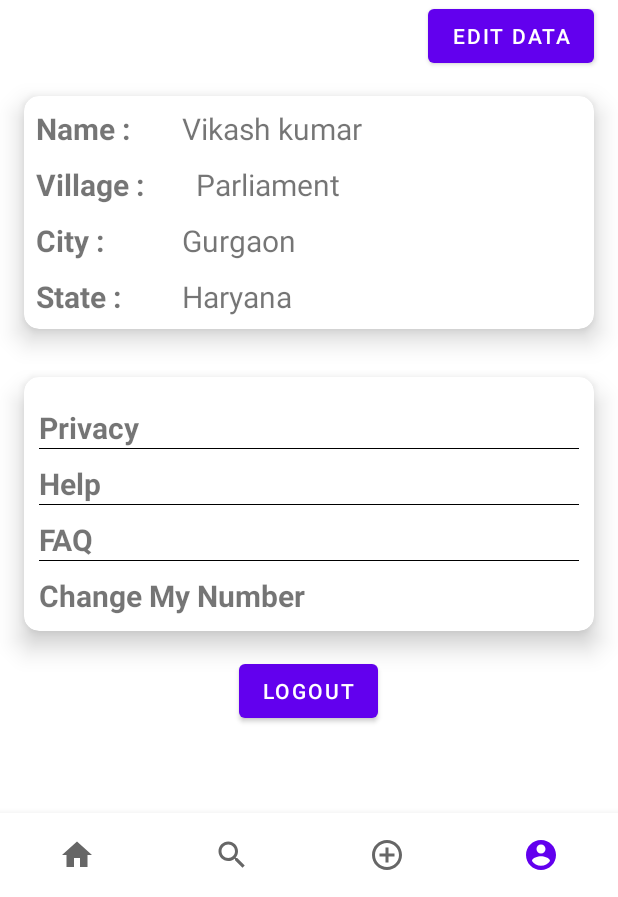
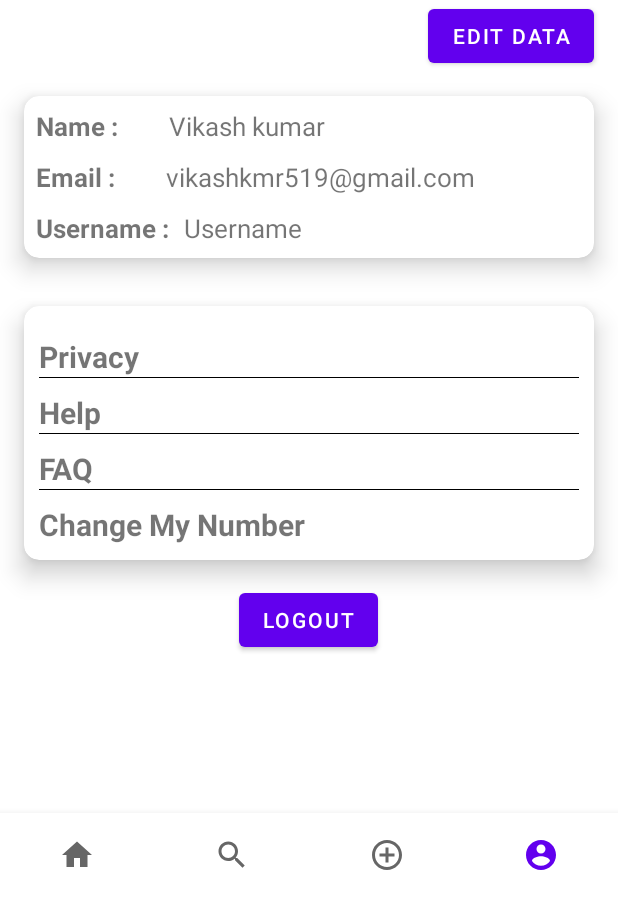
Before and after one commit to vikashkmr519/Bhoomi, an Android app: the screen it shows after launch once a user with an empty profile is signed in (MainActivity), item 4 of the bottom bar chosen, on a phone screen of 412 x 824 dp, the part 339-1236 px from its top. Run offline under Robolectric (Android 15) with nearby library versions, the phone set to English and light mode, and no system bars; our stand-ins replace CircleImageView, Firebase (no records; nobody signed in at launch, a user with empty details on screens opened directly), Picasso.

Commit message:
getting post recyclerview

```diff
--- a/app/src/main/java/com/example/bhoomi/Data/Posts.kt
+++ b/app/src/main/java/com/example/bhoomi/Data/Posts.kt
@@ -8,5 +8,8 @@ data class Posts(
         val username : String?= null,
         val image : String? = null,
         val timestamp: Timestamp?= null,
-        val likesCount :  Number?= null
+        val likesCount :  Number?= null,
+        val profileImage: String? = null,
+        val isLiked : Boolean? = null,
+        val isSaved : Boolean? = null
         )
--- a/app/src/main/java/com/example/bhoomi/Fragments/AccountFragment.kt
+++ b/app/src/main/java/com/example/bhoomi/Fragments/AccountFragment.kt
@@ -3,16 +3,22 @@ package com.example.bhoomi.Fragments
 import android.app.Activity.RESULT_OK
 import android.content.Intent
 import android.net.Uri
+import android.nfc.Tag
 import android.os.Bundle
 import android.provider.MediaStore
+import android.util.Log
 import androidx.fragment.app.Fragment
 import android.view.LayoutInflater
 import android.view.View
 import android.view.ViewGroup
 import android.widget.Button
+import android.widget.Toast
 import com.example.bhoomi.LoginLogout.LoginActivity
 import com.example.bhoomi.R
 import com.google.firebase.auth.FirebaseAuth
+import com.google.firebase.firestore.FirebaseFirestore
+import com.google.firebase.storage.FirebaseStorage
+import com.squareup.picasso.Picasso
 import kotlinx.android.synthetic.main.fragment_account.*
 import kotlinx.android.synthetic.main.fragment_account.view.*
 
@@ -20,6 +26,7 @@ import kotlinx.android.synthetic.main.fragment_account.view.*
 // the fragment initialization parameters, e.g. ARG_ITEM_NUMBER
 private const val ARG_PARAM1 = "param1"
 private const val ARG_PARAM2 = "param2"
+
 
 /**
  * A simple [Fragment] subclass.
@@ -33,6 +40,11 @@ class AccountFragment : Fragment() {
     private lateinit var auth : FirebaseAuth
     val pickImage =100
     private var imageUri: Uri? = null
+    val TAG = "AccountFragment"
+    val firestore = FirebaseFirestore.getInstance()
+    val db = FirebaseAuth.getInstance()
+    val firebaseStorage = FirebaseStorage.getInstance()
+
 
 
     override fun onCreate(savedInstanceState: Bundle?) {
@@ -48,20 +60,46 @@ class AccountFragment : Fragment() {
         // Inflate the layout for this fragment
         val view =inflater.inflate(R.layout.fragment_account, container, false)
         auth = FirebaseAuth.getInstance()
+        showProfileViewOnFragmentStart(view)
         setProfileImage(view)
+        getProfileData(view)
         logout(view);
 
 
         return view
     }
 
+    private fun getProfileData(view: View?) {
+        firestore.collection("users").get().addOnSuccessListener { documents ->
+            for(doc in documents ){
+                view?.fullName?.text = doc.get("fullName").toString()
+                view?.emailAddress?.text = doc.get("emailAddress").toString()
+                view?.username?.text = doc.get("userName").toString()
+            }
+        }.addOnFailureListener{
+            Toast.makeText(context,"Error Occured",Toast.LENGTH_LONG).show()
+            Log.d(TAG,"Error Occured While fetching details : ${it.message}")
+        }
+
+    }
+
+    private fun showProfileViewOnFragmentStart(view : View) {
+        firebaseStorage.getReference().child("profileImages/${db.uid}/profileImage.jpg").downloadUrl.addOnSuccessListener {
+            Picasso.with(context).load(it.toString()).into(view?.AccountProfileImage)
+        }
+
+    }
+
     private fun setProfileImage(view: View) {
 
-            view.profile_image.setOnClickListener(View.OnClickListener {
+            view.AccountProfileImage.setOnClickListener(View.OnClickListener {
                 val gallery = Intent(Intent.ACTION_PICK, MediaStore.Images.Media.INTERNAL_CONTENT_URI)
                 startActivityForResult(gallery,pickImage)
             })
+
     }
+
+
 
 
 
@@ -73,13 +111,32 @@ class AccountFragment : Fragment() {
             startActivity(intent)
 
 
+
         }
     }
     override fun onActivityResult(requestCode: Int, resultCode: Int, data: Intent?) {
         super.onActivityResult(requestCode, resultCode, data)
-        if (resultCode == RESULT_OK && requestCode == pickImage) {
+        if (resultCode == RESULT_OK && requestCode == pickImage && data!=null) {
             imageUri = data?.data
-            profile_image.setImageURI(imageUri)
+            view?.AccountProfileImage?.setImageURI(imageUri)
+            uploadProfileImage()
+
+        }
+    }
+
+    private fun uploadProfileImage() {
+        if(imageUri != null){
+            var imageRef = FirebaseStorage.getInstance().reference.child("profileImages/${db.uid}/profileImage.jpg")
+            imageRef.putFile(imageUri!!)
+                    .addOnSuccessListener {
+                        Toast.makeText(context,"Profile Image Uploaded",Toast.LENGTH_LONG).show()
+                        Log.d(TAG,"File Uploaded")
+                    }
+                    .addOnFailureListener{
+                        Log.d(TAG,"Error in profile Image upload form Account fragment : ${
+                            it.message
+                        }")
+                    }
         }
     }
 
--- a/app/src/main/java/com/example/bhoomi/Fragments/HomeFragment.kt
+++ b/app/src/main/java/com/example/bhoomi/Fragments/HomeFragment.kt
@@ -11,10 +11,13 @@ import androidx.recyclerview.widget.RecyclerView
 import com.example.bhoomi.Adapters.PostAdapter
 import com.example.bhoomi.Data.Posts
 import com.example.bhoomi.R
+import com.google.firebase.auth.FirebaseAuth
 import com.google.firebase.firestore.FirebaseFirestore
+import com.google.firebase.storage.FirebaseStorage
 import com.squareup.picasso.Picasso
 import kotlinx.android.synthetic.main.fragment_home.*
 import kotlinx.android.synthetic.main.fragment_home.view.*
+import java.sql.Timestamp
 
 // TODO: Rename parameter arguments, choose names that match
 // the fragment initialization parameters, e.g. ARG_ITEM_NUMBER
@@ -36,6 +39,8 @@ class HomeFragment : Fragment() {
     private lateinit var adapter :PostAdapter
     var firestore = FirebaseFirestore.getInstance()
     val TAG = "HOMEFRAGMENT"
+    var auth = FirebaseAuth.getInstance()
+    var firebaseStorage = FirebaseStorage.getInstance()
 
     override fun onCreate(savedInstanceState: Bundle?) {
         super.onCreate(savedInstanceState)
@@ -50,43 +55,57 @@ class HomeFragment : Fragment() {
         // Inflate the layout for this fragment
         rootView =inflater.inflate(R.layout.fragment_home, container, false)
 
-        //initializeRecyclerView()
-        getfromFirestore()
+        initializeRecyclerView()
 
         return rootView
     }
 
     private fun getfromFirestore() {
+
+        // please dry run this , here is error
+
         firestore.collection("posts").get()
                 .addOnSuccessListener { document ->
                     if(document != null){
                         for(doc in document){
-                        val post = doc.data
-                        rootView.username.text = post.get("image").toString()
-                        Picasso.with(context).load(post.get("image").toString()).into(rootView.postImg)
+                            val docItems = doc.data
+                            var username =""
+                            firestore.collection("users").document(auth.uid.toString()).get().addOnSuccessListener {
+                                if(it.exists()){
+                                    username = it.get("userName").toString()
                                 }
                             }
+                            var profileImage = ""
+                            firebaseStorage.getReference().child("profileImages/${auth.uid}/profileImage.jpg").downloadUrl.addOnSuccessListener {
+                                if(it!=null){
+                                    profileImage = it.toString()
+                                }
+                            }
+                            var post = Posts(null,docItems.get("username").toString(),docItems.get("image").toString(), Timestamp(System.currentTimeMillis()),
+                                    0,profileImage)
+                            list.add(post)
+
+                        }
+
+                    }
+
                 }
                 .addOnFailureListener{
                     Log.d(TAG,"Error occured : ${it.message}")
                 }
     }
 
-//    private fun initializeRecyclerView() {
-//        recyclerView = rootView.findViewById(R.id.postsRecyclerView)
-//        fillthelist()
-//        adapter = PostAdapter(list)
-//
-//        recyclerView.layoutManager = LinearLayoutManager(activity)
-//        recyclerView.adapter = adapter
-//
-//    }
+    private fun initializeRecyclerView() {
+        recyclerView = rootView.findViewById(R.id.postsRecyclerView)
+        getfromFirestore()
+        adapter = PostAdapter(list)
 
-    private fun fillthelist() {
+        recyclerView.layoutManager = LinearLayoutManager(activity)
+        recyclerView.adapter = adapter
+
+    }
 
 
-
-    }
 
     companion object {
         /**
--- a/app/src/main/java/com/example/bhoomi/LoginLogout/SignUpActivity.kt
+++ b/app/src/main/java/com/example/bhoomi/LoginLogout/SignUpActivity.kt
@@ -67,7 +67,7 @@ class SignUpActivity : AppCompatActivity()  {
                     // Sign in success, update UI with the signed-in user's information
                     Log.d(TAG, "createUserWithEmail:success")
                     val user = auth.currentUser
-                    firestore.collection("users").add(User(fullname,username,email,password))
+                    firestore.collection("users").document(auth.uid.toString()).set(User(fullname,username,email,password))
                     val intent = Intent(this,MainActivity::class.java)
                     startActivity(intent)
 
--- a/app/src/main/res/layout/fragment_account.xml
+++ b/app/src/main/res/layout/fragment_account.xml
@@ -13,7 +13,7 @@
         android:layout_height="match_parent">
         <de.hdodenhof.circleimageview.CircleImageView
             xmlns:app="http://schemas.android.com/apk/res-auto"
-            android:id="@+id/profile_image"
+            android:id="@+id/AccountProfileImage"
             android:layout_width="150dp"
             android:layout_height="150dp"
             android:layout_centerHorizontal="true"
@@ -23,7 +23,7 @@
             app:civ_border_color="@color/black"/>
         <Button
             android:id="@+id/editBtn"
-            android:layout_below="@id/profile_image"
+            android:layout_below="@id/AccountProfileImage"
             android:text="Edit data"
             android:layout_alignParentEnd="true"
             android:layout_marginEnd="16dp"
@@ -45,76 +45,58 @@
                     android:id="@+id/tvname"
                     android:text="Name : "
                     android:textStyle="bold"
-                    android:textSize="20dp"
+                    android:textSize="17dp"
                     android:layout_width="wrap_content"
                     android:layout_height="wrap_content"/>
                 <TextView
-                    android:id="@+id/name"
+                    android:id="@+id/fullName"
                     android:layout_marginStart="30dp"
                     android:text="Vikash kumar"
-                    android:textSize="20dp"
+                    android:textSize="17dp"
                     android:layout_toRightOf="@id/tvname"
                     android:layout_width="wrap_content"
                     android:layout_height="wrap_content"/>
                 <TextView
                     android:layout_marginTop="10dp"
-                    android:id="@+id/tvvillage"
-                    android:text="Village : "
+                    android:id="@+id/tvemail"
+                    android:text="Email : "
                     android:layout_below="@id/tvname"
                     android:textStyle="bold"
-                    android:textSize="20dp"
+                    android:textSize="17dp"
                     android:layout_width="wrap_content"
                     android:layout_height="wrap_content"/>
                 <TextView
-                    android:id="@+id/village"
+                    android:id="@+id/emailAddress"
                     android:layout_marginTop="10dp"
                     android:layout_below="@id/tvname"
                     android:layout_marginStart="30dp"
-                    android:text="Parliament"
-                    android:textSize="20dp"
-                    android:layout_toRightOf="@id/tvvillage"
+                    android:text="vikashkmr519@gmail.com"
+                    android:textSize="17dp"
+                    android:layout_toRightOf="@id/tvemail"
                     android:layout_width="wrap_content"
                     android:layout_height="wrap_content"/>
                 <TextView
-                    android:id="@+id/tvcity"
+                    android:id="@+id/tvusername"
                     android:layout_marginTop="10dp"
-                    android:text="City : "
-                    android:layout_below="@id/tvvillage"
+                    android:text="Username : "
+                    android:layout_below="@id/tvemail"
                     android:textStyle="bold"
-                    android:textSize="20dp"
+                    android:textSize="17dp"
                     android:layout_width="wrap_content"
                     android:layout_height="wrap_content"/>
                 <TextView
-                    android:id="@+id/city"
+                    android:id="@+id/username"
                     android:layout_marginTop="10dp"
-                    android:layout_marginStart="30dp"
-                    android:text="Gurgaon"
-                    android:layout_below="@id/tvvillage"
-                    android:textSize="20dp"
+                    android:layout_marginStart="40dp"
+                    android:text="Username"
+                    android:layout_below="@id/tvemail"
+                    android:textSize="17dp"
                     android:layout_toRightOf="@id/tvname"
                     android:layout_width="wrap_content"
                     android:layout_height="wrap_content"/>
-                <TextView
-                    android:id="@+id/tvstate"
-                    android:layout_marginTop="10dp"
-                    android:text="State : "
-                    android:textStyle="bold"
-                    android:layout_below="@id/tvcity"
-                    android:textSize="20dp"
-                    android:layout_width="wrap_content"
-                    android:layout_height="wrap_content"/>
-                <TextView
-                    android:id="@+id/state"
-                    android:layout_marginTop="10dp"
-                    android:layout_marginStart="30dp"
-                    android:text="Haryana"
-                    android:layout_below="@id/tvcity"
-                    android:textSize="20dp"
-                    android:layout_toRightOf="@id/tvname"
-                    android:layout_width="wrap_content"
-                    android:layout_height="wrap_content">
 
-                </TextView>
+
+
             </RelativeLayout>
         </androidx.cardview.widget.CardView>
 
```
Also changed, not shown: app/src/main/java/com/example/bhoomi/Adapters/BaseRecyclerViewAdapter.kt (deleted, +0 -36 lines), app/src/main/java/com/example/bhoomi/Adapters/PostAdapter.kt (+11 -1 lines), app/src/main/res/layout/fragment_home.xml (+5 -19 lines), app/src/main/res/layout/post_item.xml (+15 -5 lines). Lines whose indentation alone changed are shown as unchanged.
